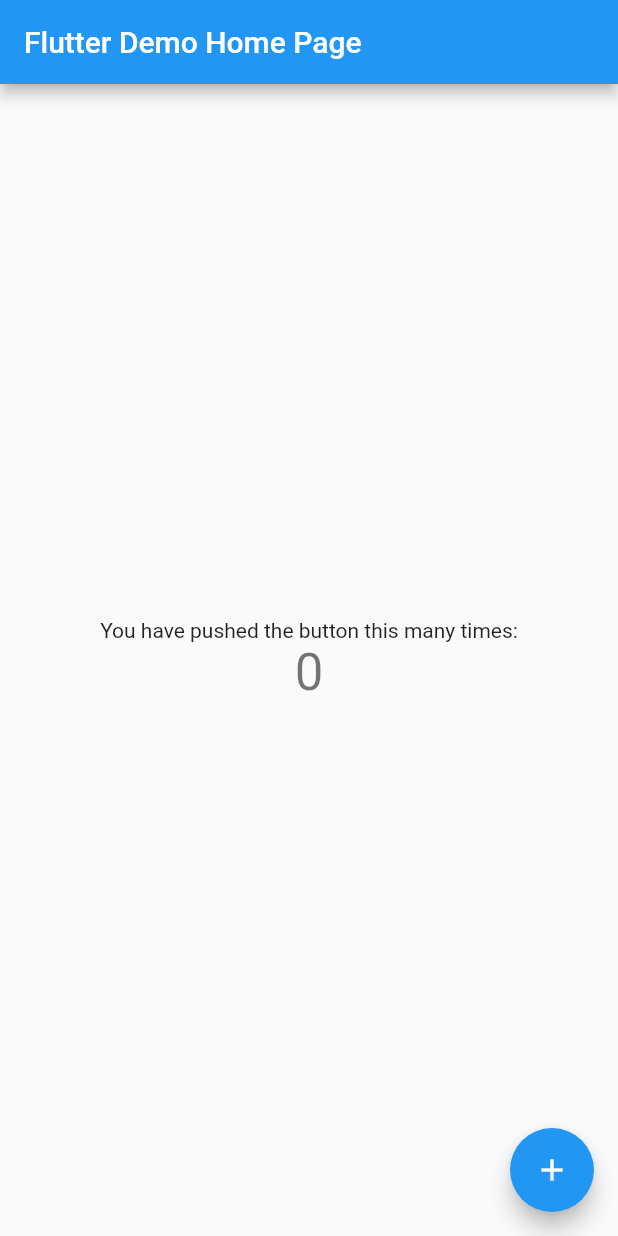
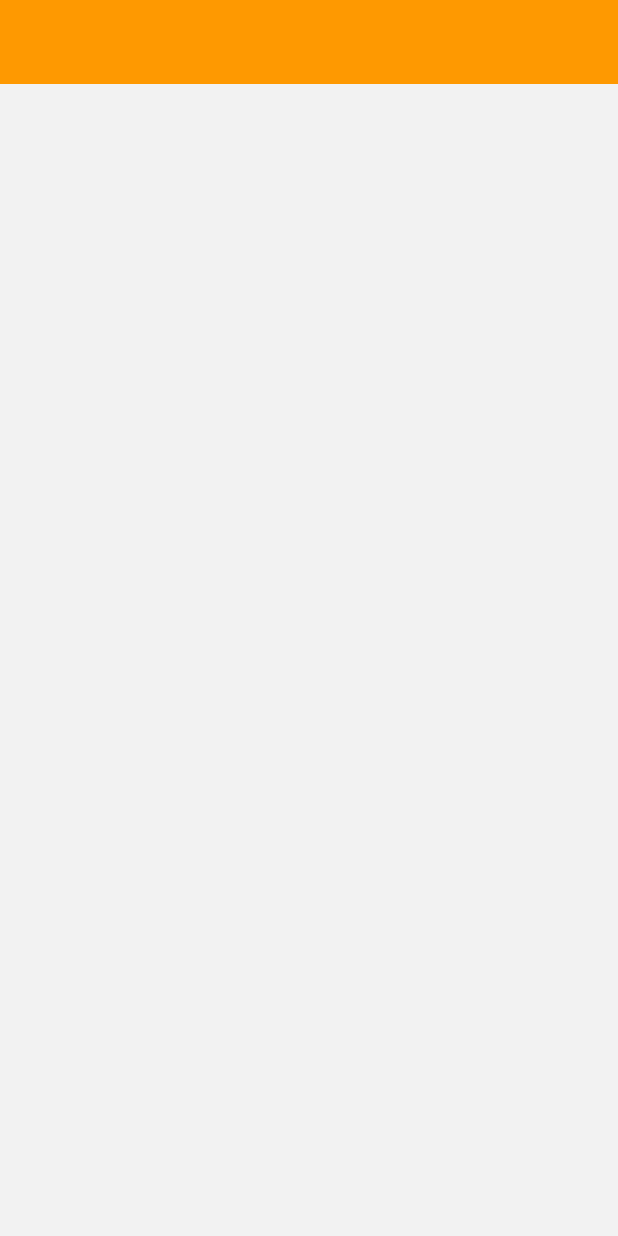
Before and after one commit to jason2071/covid19_app, a Flutter app: the screen it shows after launch, on a phone screen of 412 x 824 dp. Run offline on Flutter 3.47's test engine with Material 2 defaults, Android fonts, the phone set to English and light mode, and no system bars.

Commit message:
add home

```diff
--- a/lib/main.dart
+++ b/lib/main.dart
@@ -1,3 +1,5 @@
+import 'package:covid19_app/pages/home/home_screen.dart';
+import 'package:covid19_app/theme.dart';
 import 'package:flutter/material.dart';
 
 void main() {
@@ -5,109 +7,13 @@ void main() {
 }
 
 class MyApp extends StatelessWidget {
-  // This widget is the root of your application.
   @override
   Widget build(BuildContext context) {
     return MaterialApp(
-      title: 'Flutter Demo',
-      theme: ThemeData(
-        // This is the theme of your application.
-        //
-        // Try running your application with "flutter run". You'll see the
-        // application has a blue toolbar. Then, without quitting the app, try
-        // changing the primarySwatch below to Colors.green and then invoke
-        // "hot reload" (press "r" in the console where you ran "flutter run",
-        // or simply save your changes to "hot reload" in a Flutter IDE).
-        // Notice that the counter didn't reset back to zero; the application
-        // is not restarted.
-        primarySwatch: Colors.blue,
-      ),
-      home: MyHomePage(title: 'Flutter Demo Home Page'),
+      title: 'Covid 19',
+      theme: theme(),
+      debugShowCheckedModeBanner: false,
+      home: HomeScreen(),
     );
   }
 }
-
-class MyHomePage extends StatefulWidget {
-  MyHomePage({Key key, this.title}) : super(key: key);
-
-  // This widget is the home page of your application. It is stateful, meaning
-  // that it has a State object (defined below) that contains fields that affect
-  // how it looks.
-
-  // This class is the configuration for the state. It holds the values (in this
-  // case the title) provided by the parent (in this case the App widget) and
-  // used by the build method of the State. Fields in a Widget subclass are
-  // always marked "final".
-
-  final String title;
-
-  @override
-  _MyHomePageState createState() => _MyHomePageState();
-}
-
-class _MyHomePageState extends State<MyHomePage> {
-  int _counter = 0;
-
-  void _incrementCounter() {
-    setState(() {
-      // This call to setState tells the Flutter framework that something has
-      // changed in this State, which causes it to rerun the build method below
-      // so that the display can reflect the updated values. If we changed
-      // _counter without calling setState(), then the build method would not be
-      // called again, and so nothing would appear to happen.
-      _counter++;
-    });
-  }
-
-  @override
-  Widget build(BuildContext context) {
-    // This method is rerun every time setState is called, for instance as done
-    // by the _incrementCounter method above.
-    //
-    // The Flutter framework has been optimized to make rerunning build methods
-    // fast, so that you can just rebuild anything that needs updating rather
-    // than having to individually change instances of widgets.
-    return Scaffold(
-      appBar: AppBar(
-        // Here we take the value from the MyHomePage object that was created by
-        // the App.build method, and use it to set our appbar title.
-        title: Text(widget.title),
-      ),
-      body: Center(
-        // Center is a layout widget. It takes a single child and positions it
-        // in the middle of the parent.
-        child: Column(
-          // Column is also a layout widget. It takes a list of children and
-          // arranges them vertically. By default, it sizes itself to fit its
-          // children horizontally, and tries to be as tall as its parent.
-          //
-          // Invoke "debug painting" (press "p" in the console, choose the
-          // "Toggle Debug Paint" action from the Flutter Inspector in Android
-          // Studio, or the "Toggle Debug Paint" command in Visual Studio Code)
-          // to see the wireframe for each widget.
-          //
-          // Column has various properties to control how it sizes itself and
-          // how it positions its children. Here we use mainAxisAlignment to
-          // center the children vertically; the main axis here is the vertical
-          // axis because Columns are vertical (the cross axis would be
-          // horizontal).
-          mainAxisAlignment: MainAxisAlignment.center,
-          children: <Widget>[
-            Text(
-              'You have pushed the button this many times:',
-            ),
-            Text(
-              '$_counter',
-              style: Theme.of(context).textTheme.headline4,
-            ),
-          ],
-        ),
-      ),
-      floatingActionButton: FloatingActionButton(
-        onPressed: _incrementCounter,
-        tooltip: 'Increment',
-        child: Icon(Icons.add),
-      ), // This trailing comma makes auto-formatting nicer for build methods.
-    );
-  }
-}
--- /dev/null
+++ b/lib/pages/home/home_screen.dart
@@ -0,0 +1,13 @@
+import 'package:flutter/material.dart';
+
+class HomeScreen extends StatelessWidget {
+  const HomeScreen({Key key}) : super(key: key);
+
+  @override
+  Widget build(BuildContext context) {
+    return Scaffold(
+      appBar: AppBar(),
+      body: Container(),
+    );
+  }
+}
--- a/lib/theme.dart
+++ b/lib/theme.dart
@@ -8,6 +8,7 @@ ThemeData theme() {
     primaryColor: kPrimaryColor,
     accentColor: kPrimaryColor,
     canvasColor: Colors.transparent,
+    scaffoldBackgroundColor: kBackgroundColor,
     visualDensity: VisualDensity.adaptivePlatformDensity,
   );
 }
--- a/pubspec.yaml
+++ b/pubspec.yaml
@@ -47,8 +47,7 @@ flutter:
 
   # To add assets to your application, add an assets section, like this:
   assets:
-    - assets/images
-  #   - images/a_dot_ham.jpeg
+    - assets/images/
 
   # An image asset can refer to one or more resolution-specific "variants", see
   # https://flutter.dev/assets-and-images/#resolution-aware.
```
Also changed, not shown: 3 other files.
